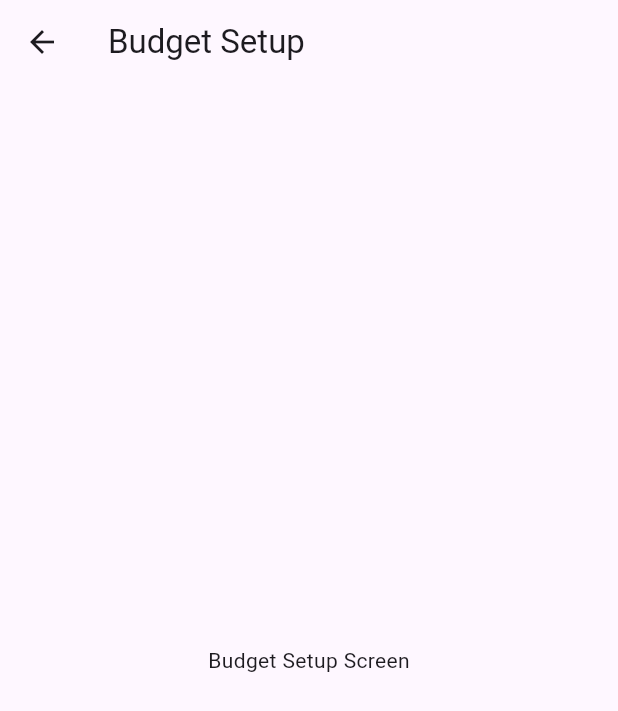
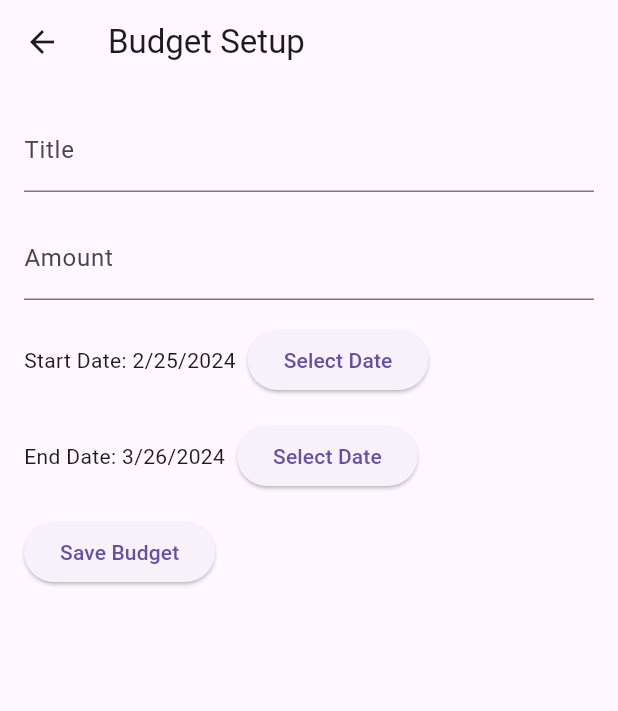
Before and after one commit to CSC4360Spring2024/Project1, a Flutter app: the BudgetSetupScreen screen opened directly, on a phone screen of 412 x 824 dp. Shown: the top 711 px of the screen. Run offline on Flutter 3.47's test engine with Material 3 defaults, Android fonts, the phone set to English and light mode, and no system bars; our stand-ins replace sqflite; accounts and stored records are empty.

Commit message:
Add logic for setting budget between frontend and SQLite

```diff
--- /dev/null
+++ b/lib/budget_model.dart
@@ -0,0 +1,29 @@
+class Budget {
+  int? id;
+  String title;
+  double amount;
+  DateTime startDate;
+  DateTime endDate;
+
+  Budget({this.id, required this.title, required this.amount, required this.startDate, required this.endDate});
+
+  Map<String, dynamic> toMap() {
+    return {
+      'id': id,
+      'title': title,
+      'amount': amount,
+      'start_date': startDate.toIso8601String(),
+      'end_date': endDate.toIso8601String(),
+    };
+  }
+
+  factory Budget.fromMap(Map<String, dynamic> map) {
+    return Budget(
+      id: map['id'],
+      title: map['title'],
+      amount: map['amount'],
+      startDate: DateTime.parse(map['start_date']),
+      endDate: DateTime.parse(map['end_date']),
+    );
+  }
+}
--- a/lib/budget_setup_screen.dart
+++ b/lib/budget_setup_screen.dart
@@ -1,15 +1,137 @@
 import 'package:flutter/material.dart';
+import 'package:intl/intl.dart';
+import 'database_helper.dart';
+import 'budget_model.dart';
 
-class BudgetSetupScreen extends StatelessWidget {
+class BudgetSetupScreen extends StatefulWidget {
+  @override
+  _BudgetSetupScreenState createState() => _BudgetSetupScreenState();
+}
+
+class _BudgetSetupScreenState extends State<BudgetSetupScreen> {
+  TextEditingController _titleController = TextEditingController();
+  TextEditingController _amountController = TextEditingController();
+  DateTime _startDate = DateTime.now();
+  DateTime _endDate = DateTime.now().add(Duration(days: 30)); // Default to 30 days from now
+  final _dbHelper = DatabaseHelper();
+
   @override
   Widget build(BuildContext context) {
     return Scaffold(
       appBar: AppBar(
         title: Text('Budget Setup'),
       ),
-      body: Center(
-        child: Text('Budget Setup Screen'),
+      body: SingleChildScrollView(
+        padding: EdgeInsets.all(16.0),
+        child: Column(
+          crossAxisAlignment: CrossAxisAlignment.start,
+          children: <Widget>[
+            TextField(
+              controller: _titleController,
+              decoration: InputDecoration(labelText: 'Title'),
+            ),
+            SizedBox(height: 16.0),
+            TextField(
+              controller: _amountController,
+              keyboardType: TextInputType.number,
+              decoration: InputDecoration(labelText: 'Amount'),
+            ),
+            SizedBox(height: 16.0),
+            Row(
+              children: <Widget>[
+                Text('Start Date: ${DateFormat.yMd().format(_startDate)}'),
+                SizedBox(width: 8.0),
+                ElevatedButton(
+                  onPressed: () {
+                    _selectStartDate(context);
+                  },
+                  child: Text('Select Date'),
+                ),
+              ],
+            ),
+            SizedBox(height: 16.0),
+            Row(
+              children: <Widget>[
+                Text('End Date: ${DateFormat.yMd().format(_endDate)}'),
+                SizedBox(width: 8.0),
+                ElevatedButton(
+                  onPressed: () {
+                    _selectEndDate(context);
+                  },
+                  child: Text('Select Date'),
+                ),
+              ],
+            ),
+            SizedBox(height: 16.0),
+            ElevatedButton(
+              onPressed: () {
+                _saveBudget();
+              },
+              child: Text('Save Budget'),
+            ),
+          ],
+        ),
       ),
     );
   }
+
+  Future<void> _selectStartDate(BuildContext context) async {
+    final DateTime? picked = await showDatePicker(
+      context: context,
+      initialDate: _startDate,
+      firstDate: DateTime(2000),
+      lastDate: DateTime(2101),
+    );
+    if (picked != null && picked != _startDate)
+      setState(() {
+        _startDate = picked;
+      });
+  }
+
+  Future<void> _selectEndDate(BuildContext context) async {
+    final DateTime? picked = await showDatePicker(
+      context: context,
+      initialDate: _endDate,
+      firstDate: DateTime(2000),
+      lastDate: DateTime(2101),
+    );
+    if (picked != null && picked != _endDate)
+      setState(() {
+        _endDate = picked;
+      });
+  }
+
+  void _saveBudget() {
+    String title = _titleController.text;
+    double amount = double.parse(_amountController.text);
+
+    Budget budget = Budget(
+      title: title,
+      amount: amount,
+      startDate: _startDate,
+      endDate: _endDate,
+    );
+
+    _dbHelper.insertBudget(budget).then((_) {
+      ScaffoldMessenger.of(context).showSnackBar(
+        SnackBar(
+          content: Text('Budget saved successfully'),
+        ),
+      );
+      Navigator.pop(context);
+    }).catchError((error) {
+      ScaffoldMessenger.of(context).showSnackBar(
+        SnackBar(
+          content: Text('Failed to save budget: $error'),
+        ),
+      );
+    });
+  }
+
+  @override
+  void dispose() {
+    _titleController.dispose();
+    _amountController.dispose();
+    super.dispose();
+  }
 }
--- a/lib/database_helper.dart
+++ b/lib/database_helper.dart
@@ -2,17 +2,22 @@ import 'dart:async';
 import 'package:path/path.dart';
 import 'package:sqflite/sqflite.dart';
 import 'expense_model.dart';
+import 'budget_model.dart';
 
 class DatabaseHelper {
   static DatabaseHelper? _databaseHelper;
   static Database? _database;
 
   String expenseTable = 'expense_table';
+  String budgetTable = 'budget_table';
   String colId = 'id';
   String colAmount = 'amount';
   String colDate = 'date';
   String colCategory = 'category';
   String colNotes = 'notes';
+  String colTitle = 'title';
+  String colStartDate = 'start_date';
+  String colEndDate = 'end_date';
 
   DatabaseHelper._();
 
@@ -41,6 +46,9 @@ class DatabaseHelper {
     await db.execute(
         'CREATE TABLE $expenseTable($colId INTEGER PRIMARY KEY AUTOINCREMENT, $colAmount REAL, $colDate TEXT, '
             '$colCategory TEXT, $colNotes TEXT)');
+    await db.execute(
+        'CREATE TABLE $budgetTable($colId INTEGER PRIMARY KEY AUTOINCREMENT, $colTitle TEXT, $colAmount REAL, '
+            '$colStartDate TEXT, $colEndDate TEXT)');
   }
 
   Future<int> insertExpense(Expense expense) async {
@@ -56,4 +64,17 @@ class DatabaseHelper {
     result.map((item) => Expense.fromMap(item)).toList();
     return expenseList;
   }
+
+  Future<int> insertBudget(Budget budget) async {
+    Database db = await this.database;
+    var result = await db.insert(budgetTable, budget.toMap());
+    return result;
+  }
+
+  Future<List<Budget>> getBudgetList() async {
+    Database db = await this.database;
+    var result = await db.query(budgetTable);
+    List<Budget> budgetList = result.map((item) => Budget.fromMap(item)).toList();
+    return budgetList;
+  }
 }
```
